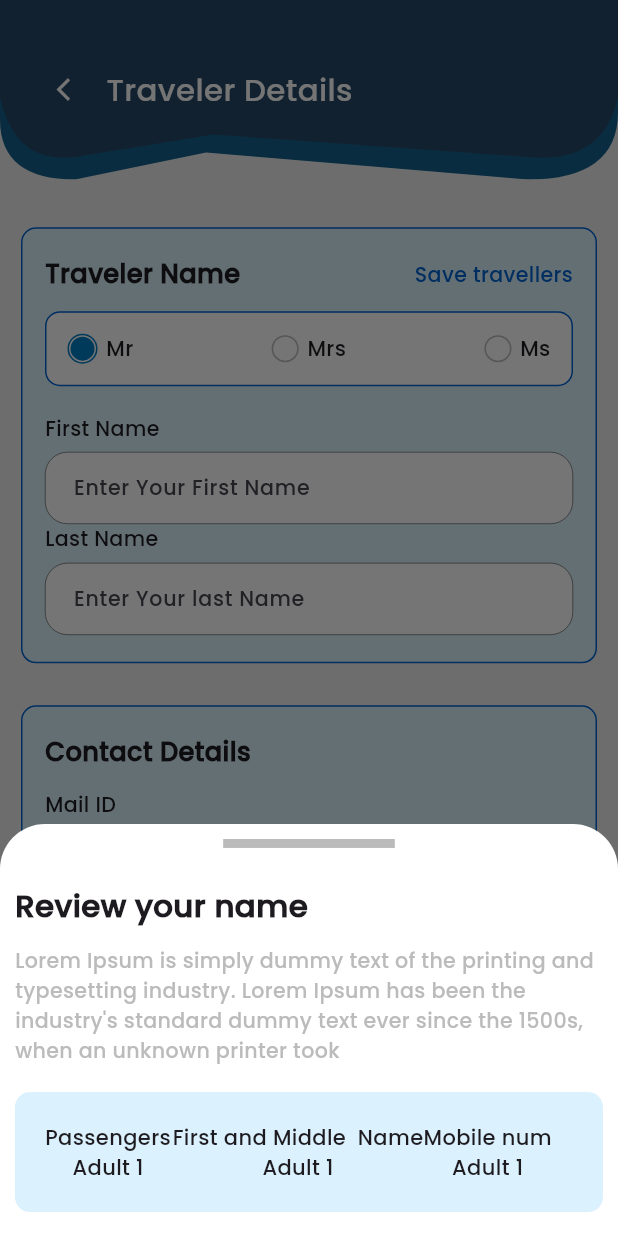
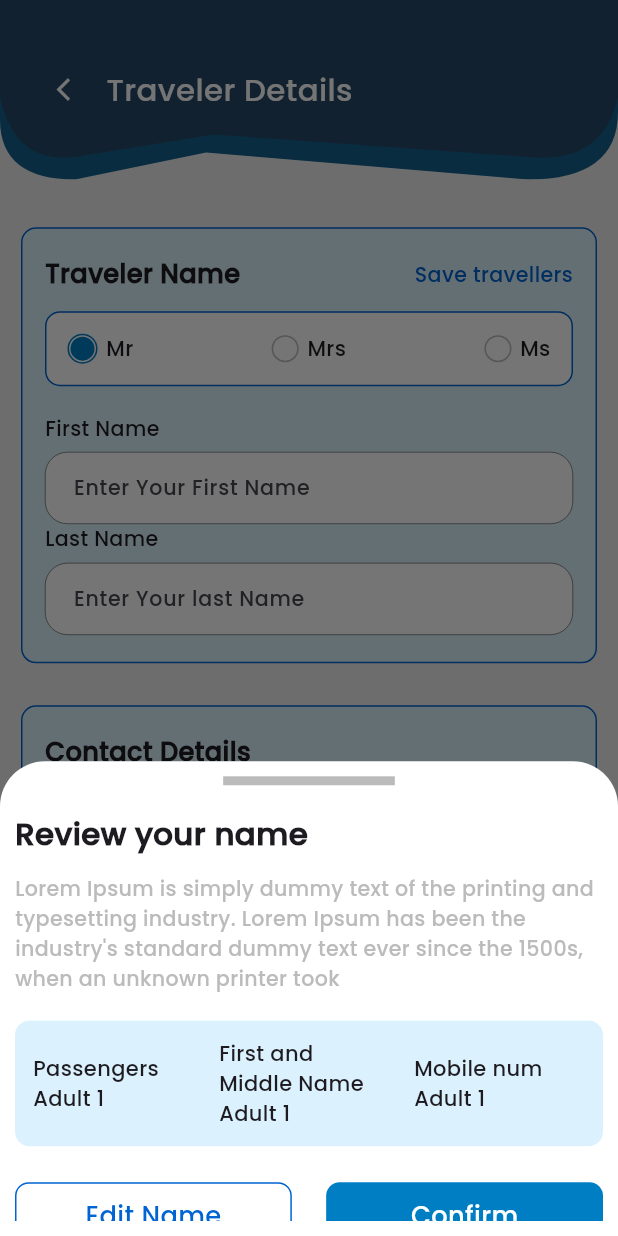
Before and after one commit to dibindasky/myairdeal, a Flutter app: the TravelerDetails screen opened directly, after a tap on "Proceed", on a phone screen of 412 x 824 dp. Run offline on Flutter 3.47's test engine with Material 3 defaults, Android fonts, the phone set to English and light mode, and no system bars; our stand-ins replace curved_labeled_navigation_bar, easy_date_timeline, flutter_screenutil, get, iconsax, intl_phone_number_input and 2 more.

Commit message:
AIr deal

```diff
--- a/lib/application/presentation/screens/flight_detail/flight_detail.dart
+++ b/lib/application/presentation/screens/flight_detail/flight_detail.dart
@@ -650,7 +650,7 @@ class ReviewNameBottomSheet extends StatelessWidget {
         ),
       ),
       width: double.infinity,
-      height: 230.h,
+      height: 265.h,
       child: Column(
         children: [
           Container(
@@ -658,10 +658,10 @@ class ReviewNameBottomSheet extends StatelessWidget {
             width: 100.w,
             decoration: const BoxDecoration(color: kGrey),
           ),
+          kHeight15,
           Expanded(
             child: ListView(
               children: [
-                kHeight20,
                 Text('Review your name', style: textHeadStyle1),
                 kHeight10,
                 Text(
@@ -674,43 +674,57 @@ class ReviewNameBottomSheet extends StatelessWidget {
                   child: const ColoredBox(
                     color: kBlueLightShade,
                     child: Padding(
-                      padding: EdgeInsets.all(20),
+                      padding: EdgeInsets.all(12),
                       child: Row(
                         children: [
-                          Column(
+                          Expanded(
+                            child: Column(
+                              crossAxisAlignment: CrossAxisAlignment.start,
                               children: [
                                 Text('Passengers'),
                                 Text('Adult 1'),
                               ],
                             ),
+                          ),
                           VerticalDivider(
-                            color: kBlack,
-                            thickness: 1,
-                            width: 1,
+                            width: 10,
+                            color: kBlueDark,
+                            thickness: 3,
                           ),
-                          Column(
+                          Expanded(
+                            child: Column(
+                              crossAxisAlignment: CrossAxisAlignment.start,
                               children: [
-                              Text('First and Middle  Name'),
+                                Text('First and Middle Name'),
                                 Text('Adult 1'),
                               ],
                             ),
-                          Column(
+                          ),
+                          VerticalDivider(
+                            color: kBlack,
+                            thickness: 3,
+                          ),
+                          Expanded(
+                            child: Column(
+                              crossAxisAlignment: CrossAxisAlignment.start,
                               children: [
                                 Text('Mobile num'),
                                 Text('Adult 1'),
                               ],
+                            ),
                           ),
                         ],
                       ),
                     ),
                   ),
                 ),
-                kHeight15,
+                kHeight20,
                 Row(
                   mainAxisAlignment: MainAxisAlignment.spaceBetween,
                   children: [
                     Expanded(
                       child: EventButton(
+                        hieght: 38.h,
                         borderColor: kBlue,
                         textColr: kBlue,
                         color: kWhite,
@@ -724,6 +738,7 @@ class ReviewNameBottomSheet extends StatelessWidget {
                     kWidth20,
                     Expanded(
                       child: EventButton(
+                        hieght: 38.h,
                         text: 'Confirm',
                         onTap: () {},
                       ),
```
Lines whose indentation alone changed are shown as unchanged.
